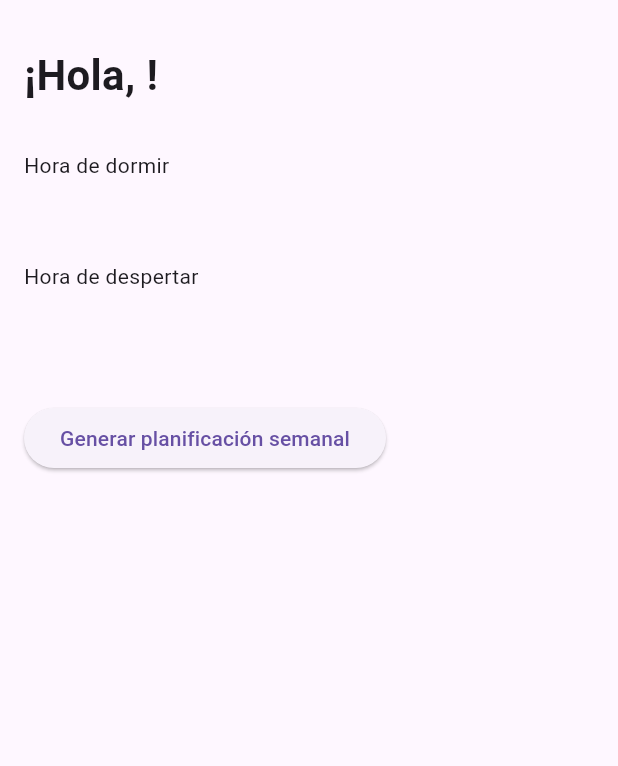
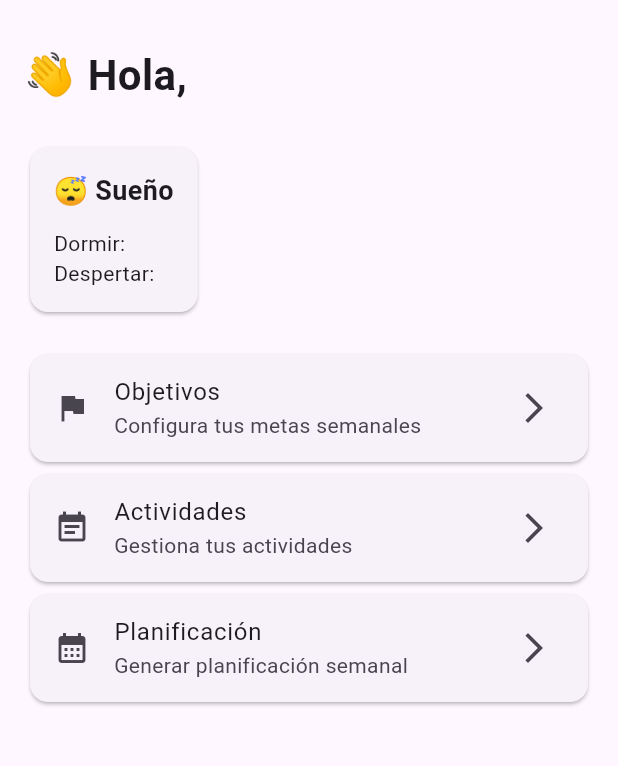
Before and after one commit to boarderses/misemana-plus, a Flutter app: the HomeScreen screen opened directly with empty values, on a phone screen of 412 x 824 dp, the part 63-829 px from its top. Run offline on Flutter 3.47's test engine with Material 3 defaults, Android fonts, the phone set to English and light mode, and no system bars; our stand-ins replace sqflite; accounts and stored records are empty.

Commit message:
Redesign home screen as dashboard

```diff
--- /dev/null
+++ b/lib/data/repositories/objetivo_repository.dart
@@ -0,0 +1,36 @@
+import 'package:sqflite/sqflite.dart';
+
+import '../datasource/database_helper.dart';
+import '../models/objetivo_model.dart';
+
+class ObjetivoRepository {
+
+  Future<int> insertarObjetivo(
+      ObjetivoModel objetivo) async {
+
+    final Database db =
+        await DatabaseHelper.database;
+
+    return await db.insert(
+      'objetivos',
+      objetivo.toMap(),
+    );
+  }
+
+  Future<List<ObjetivoModel>> obtenerObjetivos(
+      int usuarioId) async {
+
+    final Database db =
+        await DatabaseHelper.database;
+
+    final resultado = await db.query(
+      'objetivos',
+      where: 'usuarioId = ?',
+      whereArgs: [usuarioId],
+    );
+
+    return resultado
+        .map((e) => ObjetivoModel.fromMap(e))
+        .toList();
+  }
+}
--- a/lib/presentation/screens/home_screen.dart
+++ b/lib/presentation/screens/home_screen.dart
@@ -18,52 +18,85 @@ class HomeScreen extends StatelessWidget {
     appBar: AppBar(
       title: const Text("MiSemana+"),
     ),
-      body: Padding(
+    body: SingleChildScrollView(
       padding: const EdgeInsets.all(16),
       child: Column(
-          crossAxisAlignment:
-              CrossAxisAlignment.start,
+        crossAxisAlignment: CrossAxisAlignment.start,
         children: [
+
           Text(
-              "¡Hola, $nombre!",
+            "👋 Hola, $nombre",
             style: const TextStyle(
               fontSize: 28,
               fontWeight: FontWeight.bold,
             ),
           ),
 
-            const SizedBox(height: 30),
+          const SizedBox(height: 24),
 
+          Card(
+            child: Padding(
+              padding: const EdgeInsets.all(16),
+              child: Column(
+                crossAxisAlignment:
+                    CrossAxisAlignment.start,
+                children: [
                   const Text(
-              "Hora de dormir",
+                    "😴 Sueño",
+                    style: TextStyle(
+                      fontWeight: FontWeight.bold,
+                      fontSize: 18,
                     ),
-
-            Text(
-              horaDormir,
-              style: const TextStyle(
-                fontSize: 24,
+                  ),
+                  const SizedBox(height: 12),
+                  Text("Dormir: $horaDormir"),
+                  Text("Despertar: $horaDespertar"),
+                ],
+              ),
             ),
           ),
 
           const SizedBox(height: 20),
 
-            const Text(
-              "Hora de despertar",
+          Card(
+            child: ListTile(
+              leading: const Icon(Icons.flag),
+              title: const Text("Objetivos"),
+              subtitle: const Text(
+                "Configura tus metas semanales",
               ),
-
-            Text(
-              horaDespertar,
-              style: const TextStyle(
-                fontSize: 24,
+              trailing: const Icon(
+                Icons.arrow_forward_ios,
+              ),
+              onTap: () {},
             ),
           ),
 
-            const SizedBox(height: 40),
+          Card(
+            child: ListTile(
+              leading: const Icon(Icons.event_note),
+              title: const Text("Actividades"),
+              subtitle: const Text(
+                "Gestiona tus actividades",
+              ),
+              trailing: const Icon(
+                Icons.arrow_forward_ios,
+              ),
+              onTap: () {},
+            ),
+          ),
 
-            ElevatedButton(
-              onPressed: () {},
-              child: const Text(
+          Card(
+            child: ListTile(
+              leading: const Icon(Icons.calendar_month),
+              title: const Text("Planificación"),
+              subtitle: const Text(
                 "Generar planificación semanal",
+              ),
+              trailing: const Icon(
+                Icons.arrow_forward_ios,
+              ),
+              onTap: () {},
             ),
           ),
         ],
```
Lines whose indentation alone changed are shown as unchanged.
